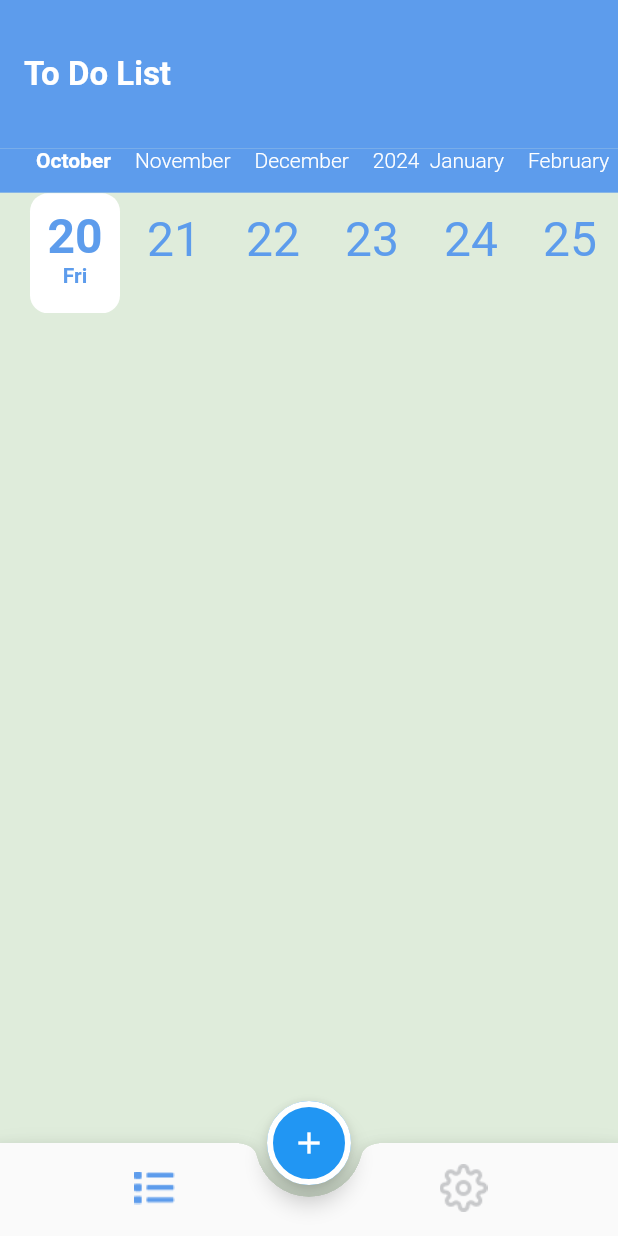
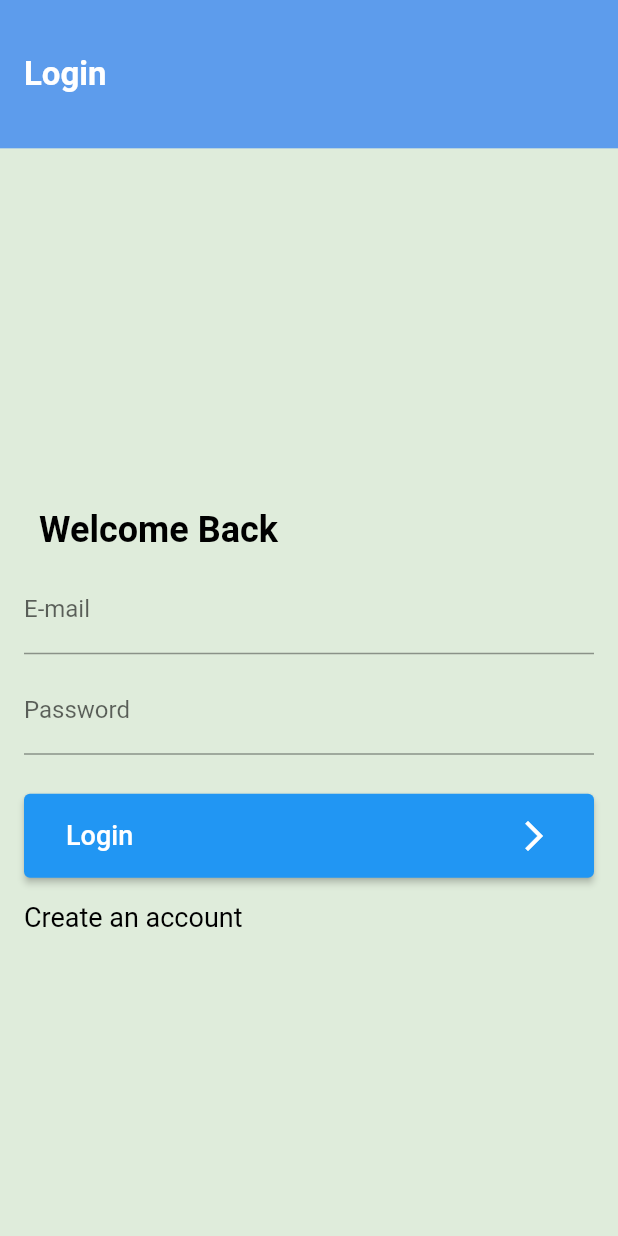
Before and after one commit to youssefmohamed192/todo_project, a Flutter app: the screen it shows after launch, on a phone screen of 412 x 824 dp. Run offline on Flutter 3.47's test engine with Material 2 defaults, Android fonts, the phone set to English and light mode, and no system bars; drawn by our look-alikes of calendar_timeline; our stand-ins replace cloud_firestore, firebase_auth, firebase_core, flutter_slidable; accounts and stored records are empty.

Commit message:
finished application in online.

```diff
--- a/lib/main.dart
+++ b/lib/main.dart
@@ -3,6 +3,8 @@ import 'package:firebase_core/firebase_core.dart';
 import 'package:flutter/material.dart';
 import 'package:provider/provider.dart';
 import 'package:todo_project/provider/list_provider.dart';
+import 'package:todo_project/ui/screens/auth/login_screen.dart';
+import 'package:todo_project/ui/screens/auth/register_screen.dart';
 import 'package:todo_project/ui/screens/home/home_screen.dart';
 import 'package:todo_project/ui/screens/splash/splash_screen.dart';
 import 'package:todo_project/ui/utils/app_theme.dart';
@@ -10,9 +12,9 @@ import 'package:todo_project/ui/utils/app_theme.dart';
 void main() async {
   WidgetsFlutterBinding.ensureInitialized();
   await Firebase.initializeApp();
-  FirebaseFirestore.instance.settings =
-      Settings(cacheSizeBytes: Settings.CACHE_SIZE_UNLIMITED);
-  await FirebaseFirestore.instance.disableNetwork();
+  // FirebaseFirestore.instance.settings =
+  //     Settings(cacheSizeBytes: Settings.CACHE_SIZE_UNLIMITED);
+  // await FirebaseFirestore.instance.disableNetwork();
   runApp(ChangeNotifierProvider(
       create: (_) {
         return ListProvider();
@@ -28,9 +30,11 @@ class MyApp extends StatelessWidget {
       // darkTheme: AppTheme.darkTheme,
       routes: {
         SplashScreen.routeName: (_) => SplashScreen(),
-        HomeScreen.routeName: (_) => HomeScreen()
+        HomeScreen.routeName: (_) => HomeScreen(),
+        LoginScreen.routName: (_) => LoginScreen(),
+        RegisterScreen.routName: (_) => RegisterScreen()
       },
-      initialRoute: HomeScreen.routeName,
+      initialRoute: LoginScreen.routName,
     );
   }
 }
--- /dev/null
+++ b/lib/model/app_user.dart
@@ -0,0 +1,35 @@
+import 'package:cloud_firestore/cloud_firestore.dart';
+
+class AppUser {
+  late String email;
+  late String id;
+  late String userName;
+  static AppUser? currentUser;
+  static const collectionName = "users";
+
+  AppUser({required this.email, required this.id, required this.userName});
+
+  AppUser.fromJson(Map json) {
+    id = json["id"];
+    email = json["email"];
+    userName = json["username"];
+  }
+
+  Map<String, dynamic> toJson() {
+    return {
+      "id": id,
+      "email": email,
+      "username": userName,
+    };
+  }
+
+  static CollectionReference<AppUser> getCollection() {
+    return FirebaseFirestore.instance
+        .collection(AppUser.collectionName)
+        .withConverter(fromFirestore: (snapshot, _) {
+      return AppUser.fromJson(snapshot.data()!);
+    }, toFirestore: (user, _) {
+      return user.toJson();
+    });
+  }
+}
--- /dev/null
+++ b/lib/ui/screens/auth/login_screen.dart
@@ -0,0 +1,132 @@
+import 'package:cloud_firestore/cloud_firestore.dart';
+import 'package:firebase_auth/firebase_auth.dart';
+import 'package:flutter/material.dart';
+import 'package:todo_project/model/app_user.dart';
+import 'package:todo_project/ui/screens/auth/register_screen.dart';
+import 'package:todo_project/ui/screens/home/home_screen.dart';
+import 'package:todo_project/ui/utils/app_colors.dart';
+import 'package:todo_project/ui/utils/app_theme.dart';
+import 'package:todo_project/ui/utils/dialog_utils.dart';
+
+class LoginScreen extends StatefulWidget {
+  static const String routName = "login";
+
+  @override
+  State<LoginScreen> createState() => _LoginScreenState();
+}
+
+class _LoginScreenState extends State<LoginScreen> {
+  String email = "";
+  String password = "";
+
+  @override
+  Widget build(BuildContext context) {
+    return Scaffold(
+      appBar: buildAppBar(),
+      body: SingleChildScrollView(
+        child: Padding(
+          padding: const EdgeInsets.all(16.0),
+          child: Column(
+            crossAxisAlignment: CrossAxisAlignment.stretch,
+            children: [
+              SizedBox(height: MediaQuery.of(context).size.height * .26),
+              const Padding(
+                padding: EdgeInsets.all(10.0),
+                child: Text("Welcome Back",
+                    textAlign: TextAlign.start,
+                    style: TextStyle(
+                        color: AppColors.black,
+                        fontSize: 24,
+                        fontWeight: FontWeight.bold)),
+              ),
+              TextFormField(
+                onChanged: (text) {
+                  email = text;
+                },
+                decoration: const InputDecoration(
+                  label: Text("E-mail"),
+                ),
+              ),
+              const SizedBox(
+                height: 8,
+              ),
+              TextFormField(
+                onChanged: (text) {
+                  password = text;
+                },
+                decoration: const InputDecoration(
+                  label: Text("Password"),
+                ),
+              ),
+              const SizedBox(
+                height: 26,
+              ),
+              ElevatedButton(
+                  onPressed: () {
+                    login();
+                  },
+                  child: const Padding(
+                    padding: EdgeInsets.symmetric(
+                        horizontal: 12, vertical: 16),
+                    child: Row(
+                      children: [
+                        Text(
+                          "Login",
+                          style: TextStyle(fontSize: 18),
+                        ),
+                        Spacer(),
+                        Icon(Icons.arrow_forward_ios)
+                      ],
+                    ),
+                  )),
+              const SizedBox(
+                height: 16,
+              ),
+              InkWell(
+                onTap: () {
+                  Navigator.pushReplacementNamed(
+                      context, RegisterScreen.routName);
+                },
+                child: const Text("Create an account",
+                    style: TextStyle(color: AppColors.black, fontSize: 18)),
+              )
+            ],
+          ),
+        ),
+      ),
+    );
+  }
+
+  PreferredSizeWidget buildAppBar() => AppBar(
+        title: const Text(
+          "Login",
+          style: AppTheme.appBarTextStyle,
+        ),
+        toolbarHeight: MediaQuery.of(context).size.height * .12,
+        elevation: 0,
+      );
+
+  void login() async {
+    try {
+      showLoading(context);
+      UserCredential userCredential = await FirebaseAuth.instance
+          .signInWithEmailAndPassword(email: email, password: password);
+      AppUser currentUser =
+          await getUserFormFireStore(userCredential.user!.uid);
+      AppUser.currentUser = currentUser;
+      hideLoading(context);
+      Navigator.pushReplacementNamed(context, HomeScreen.routeName);
+    } on FirebaseAuthException catch (e) {
+      hideLoading(context);
+      showErrorDialog(
+          context, e.message ?? "Something went wrong. Please try again later");
+    }
+  }
+
+  Future<AppUser> getUserFormFireStore(String id) async {
+    CollectionReference<AppUser> userCollection = AppUser.getCollection();
+    DocumentSnapshot<AppUser> documentSnapshot =
+        await userCollection.doc(id).get();
+    return documentSnapshot.data()!;
+  }
+}
```
Also changed, not shown: lib/provider/list_provider.dart (+13 -3 lines), lib/ui/screens/auth/register_screen.dart (added, +122 -0 lines), lib/ui/screens/bottom_sheet/add_bottom_sheet.dart (+36 -24 lines), lib/ui/screens/home/home_screen.dart (+19 -1 lines), lib/ui/utils/dialog_utils.dart (added, +42 -0 lines).
